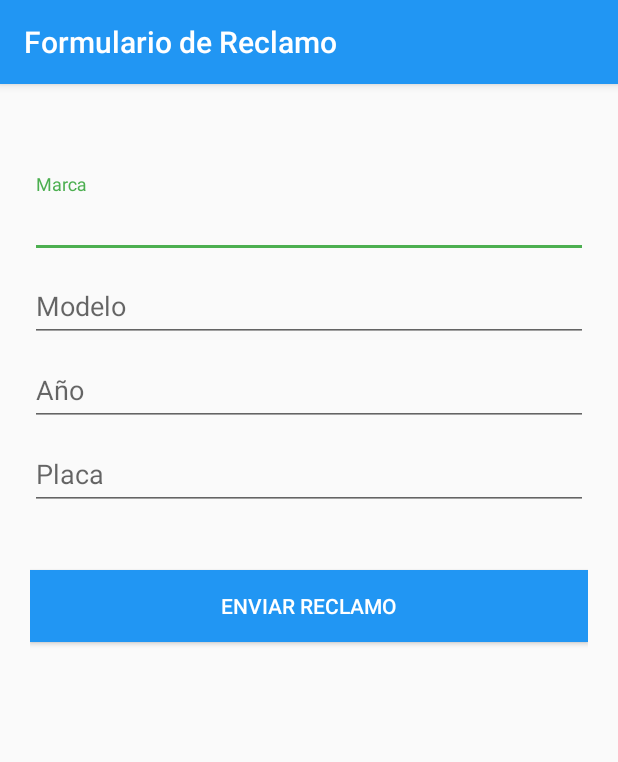
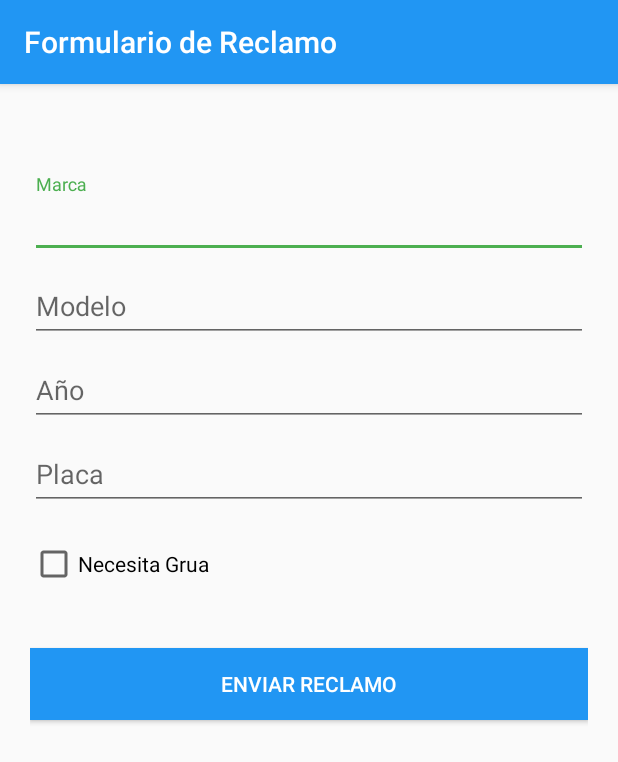
Before and after one commit to casiprogramador/autoreclamos, an Android app: the screen it shows after launch (FormReclamoActivity), after a tap on "Falla Mecanica", on a phone screen of 412 x 824 dp. Shown: the top 762 px of the screen. Run offline under Robolectric (Android 15) with nearby library versions, the light colour scheme and no system bars.

Commit message:
Aumento de opcion grua

```diff
--- a/app/src/main/java/com/marceloapp/autoreclamos/Activities/FormReclamoActivity.java
+++ b/app/src/main/java/com/marceloapp/autoreclamos/Activities/FormReclamoActivity.java
@@ -1,14 +1,17 @@
 package com.marceloapp.autoreclamos.Activities;
 
+import android.app.Activity;
 import android.content.Context;
 import android.content.Intent;
 import android.content.SharedPreferences;
 import android.os.Bundle;
 import android.support.v7.app.AppCompatActivity;
+import android.support.v7.widget.SwitchCompat;
 import android.support.v7.widget.Toolbar;
 import android.util.Log;
 import android.view.View;
 import android.widget.Button;
+import android.widget.CheckBox;
 import android.widget.EditText;
 
 import com.marceloapp.autoreclamos.R;
@@ -34,7 +37,9 @@ public class FormReclamoActivity extends AppCompatActivity{
     EditText modelo;
     EditText anio;
     EditText placa;
+    CheckBox checkGrua;
     Button btnReclamo;
+    static String grua="NO";
 
     @Override
     protected void onCreate(Bundle savedInstanceState) {
@@ -48,6 +53,21 @@ public class FormReclamoActivity extends AppCompatActivity{
         modelo = (EditText)findViewById(R.id.input_modelo);
         anio = (EditText)findViewById(R.id.input_anio);
         placa = (EditText)findViewById(R.id.input_placa);
+
+        checkGrua = (CheckBox)findViewById(R.id.check_grua);
+        checkGrua.setOnClickListener(new View.OnClickListener() {
+            @Override
+            public void onClick(View v) {
+                if(((CheckBox) v).isChecked()){
+                    grua = "SI";
+                }else{
+                    grua = "NO";
+                }
+                Log.i("STADO",grua);
+            }
+        });
+
+
         btnReclamo = (Button)findViewById(R.id.btn_save_reclamo);
         btnReclamo.setOnClickListener(new View.OnClickListener() {
             @Override
@@ -72,11 +92,14 @@ public class FormReclamoActivity extends AppCompatActivity{
                         marca.getText().toString(),
                         modelo.getText().toString(),
                         anio.getText().toString(),
-                        placa.getText().toString());
+                        placa.getText().toString(),
+                        grua);
                 call.enqueue(new Callback<ResponseHttp>() {
                     @Override
                     public void onResponse(Call<ResponseHttp> call, Response<ResponseHttp> response) {
                         Log.i("respuesta", String.valueOf(response));
+                        Intent returnIntent  = new Intent();
+                        setResult(Activity.RESULT_OK, returnIntent );
                         finish();
                     }
 
--- a/app/src/main/java/com/marceloapp/autoreclamos/Adapters/ReclamosAdapter.java
+++ b/app/src/main/java/com/marceloapp/autoreclamos/Adapters/ReclamosAdapter.java
@@ -1,5 +1,6 @@
 package com.marceloapp.autoreclamos.Adapters;
 
+import android.app.Activity;
 import android.content.Intent;
 import android.support.v7.widget.CardView;
 import android.support.v7.widget.RecyclerView;
@@ -78,7 +79,8 @@ public class ReclamosAdapter extends RecyclerView.Adapter <ReclamosAdapter.Recla
                     }
                     Intent reclamoFormulario = new Intent(v.getContext(),FormReclamoActivity.class);
                     reclamoFormulario.putExtra("tipo_reclamo",tipoReclamo);
-                    cv.getContext().startActivity(reclamoFormulario);
+                    //cv.getContext().startActivity(reclamoFormulario);
+                    ((Activity)cv.getContext()).startActivityForResult(reclamoFormulario,0);
                 }
             });
         }
--- a/app/src/main/java/com/marceloapp/autoreclamos/Rest/ReclamoService.java
+++ b/app/src/main/java/com/marceloapp/autoreclamos/Rest/ReclamoService.java
@@ -20,5 +20,6 @@ public interface ReclamoService {
                                 @Field("marca")String marca,
                                 @Field("modelo")String modelo,
                                 @Field("anio")String anio,
-                                @Field("placa")String placa);
+                                @Field("placa")String placa,
+                                     @Field("grua")String grua);
 }
--- a/app/src/main/res/layout/activity_form_reclamo.xml
+++ b/app/src/main/res/layout/activity_form_reclamo.xml
@@ -65,9 +65,17 @@
                 android:id="@+id/input_placa"
                 android:layout_width="match_parent"
                 android:layout_height="wrap_content"
+                android:layout_marginTop="50dp"
                 android:singleLine="true"
                 android:hint="Placa" />
         </android.support.design.widget.TextInputLayout>
+        <CheckBox
+            android:id="@+id/check_grua"
+            android:layout_width="wrap_content"
+            android:layout_height="wrap_content"
+            android:checked="false"
+            android:text="Necesita Grua"
+            android:layout_marginTop="20dp" />
         <Button android:id="@+id/btn_save_reclamo"
             android:layout_width="fill_parent"
             android:layout_height="wrap_content"
--- a/app/src/main/res/layout/activity_main.xml
+++ b/app/src/main/res/layout/activity_main.xml
@@ -6,6 +6,7 @@
     android:layout_width="match_parent"
     android:layout_height="match_parent"
     tools:context="com.marceloapp.autoreclamos.MainActivity"
+    android:background="@color/textIcon"
     android:orientation="vertical">
 
     <android.support.design.widget.AppBarLayout
```
Also changed, not shown: app/src/main/java/com/marceloapp/autoreclamos/Activities/FormUserActivity.java (+7 -0 lines), app/src/main/java/com/marceloapp/autoreclamos/MainActivity.java (+14 -2 lines).
